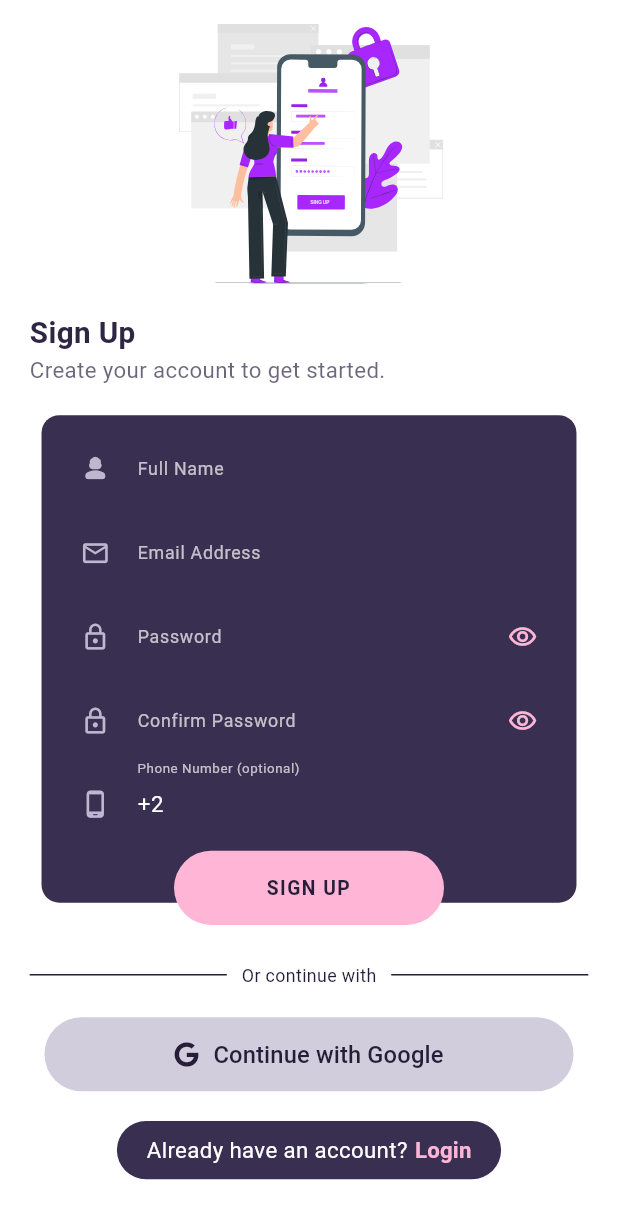
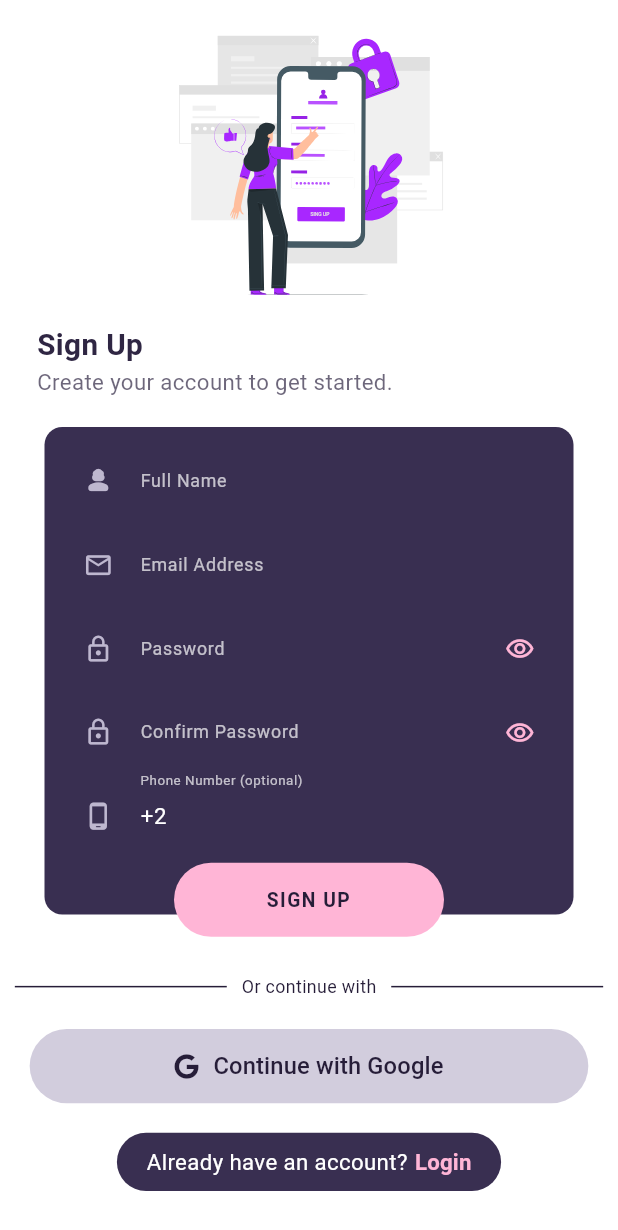
Before and after one commit to el-kady3zzat/Eventure, a Flutter app: the SignUpView screen opened directly, on a phone screen of 412 x 824 dp. Shown: the top 1230 px of the screen. Run offline on Flutter 3.47's test engine with Material 3 defaults, Android fonts, the phone set to English and light mode, and no system bars; our stand-ins replace animated_bottom_navigation_bar, badges, cached_network_image, cloud_firestore, dartz, easy_localization and 20 more; missing offline and left inert: avatar_stack; accounts and stored records are empty; project files that could hold a hidden picture were left out.

Commit message:
Update signup_screen.dart

```diff
--- a/lib/features/auth/presentation/pages/signup_screen.dart
+++ b/lib/features/auth/presentation/pages/signup_screen.dart
@@ -108,8 +108,7 @@ class _SignUpViewState extends State<SignUpView> {
                 MaterialPageRoute(builder: (context) => HomePage()),
                     (route) => false,
               );
-            }
-            else if (state is PhoneNumberVerificationSent) {
+            } else if (state is PhoneNumberVerificationSent) {
               UI.successSnack(context, state.message.tr());
               final authBloc = context.read<AuthBloc>();
               final themeCubit = context.read<ThemeCubit>();
@@ -140,28 +139,27 @@ class _SignUpViewState extends State<SignUpView> {
                       ),
                     ),
                   ),
-                );
+                ).then((_) {
+                  // Reset _isNavigating when returning from OTP
+                  if (mounted) setState(() => _isNavigating = false);
+                });
               }
-            }
-
-            else if (state is GoogleSignInSuccess) {
+            } else if (state is GoogleSignInSuccess) {
               UI.successSnack(context, state.message.tr());
               setState(() => _isNavigating = true);
               Navigator.of(context).pushAndRemoveUntil(
                 MaterialPageRoute(builder: (context) => HomePage()),
                     (route) => false,
               );
-            } else if (state is AuthError ||
-                state is GoogleSignInError ||
-                state is OTPVerificationError) {
+            } else if (state is AuthError || state is GoogleSignInError || state is OTPVerificationError) {
               UI.errorSnack(
                 context,
                 (state is AuthError
                     ? state.message
                     : state is GoogleSignInError
-
                     ? state.message
-                    : (state as OTPVerificationError).message).tr(),
+                    : (state as OTPVerificationError).message)
+                    .tr(),
               );
             }
           },
@@ -173,19 +171,20 @@ class _SignUpViewState extends State<SignUpView> {
                   SafeArea(
                     child: SingleChildScrollView(
                       padding: EdgeInsets.symmetric(
-                        horizontal: SizeConfig.defaultSize! * 2,
-                        vertical: SizeConfig.defaultSize! * 0.2,
+                        horizontal: SizeConfig.defaultSize ?? 16, // Fallback if null
+                        vertical: SizeConfig.defaultSize ?? 2,
                       ),
                       child: Form(
                         key: _formKey,
                         child: SizeConfig.isPortrait()
-                            ? _buildPortraitLayout(state, textColor, accentColor, subTextColor, dividerColor, backgroundButton)
-                            : _buildLandscapeLayout(state, textColor, accentColor, dividerColor, backgroundButton, subTextColor),
+                            ? _buildPortraitLayout(
+                            state, textColor, accentColor, subTextColor, dividerColor, backgroundButton)
+                            : _buildLandscapeLayout(
+                            state, textColor, accentColor, dividerColor, backgroundButton, subTextColor),
                       ),
                     ),
                   ),
-                  if (state is AuthLoading)
-                    LoadingOverlay(message: state.message.tr()),
+                  if (state is AuthLoading) LoadingOverlay(message: state.message.tr()),
                 ],
               ),
             );
@@ -208,7 +207,9 @@ class _SignUpViewState extends State<SignUpView> {
             ),
           ),
         ),
-        Text(
+        Padding(
+          padding:  EdgeInsets.symmetric(horizontal: SizeConfig.defaultSize! * 1.5),
+          child: Text(
             'auth.sign_up'.tr(),
             style: TextStyle(
               fontSize: SizeConfig.defaultSize! * 2,
@@ -216,11 +217,15 @@ class _SignUpViewState extends State<SignUpView> {
               color: textColor,
             ),
           ),
-        Text(
+        ),
+        Padding(
+          padding:  EdgeInsets.symmetric(horizontal: SizeConfig.defaultSize! * 1.5),
+          child: Text(
             'auth.sign_up_subtitle'.tr(),
             style: TextStyle(
               color: subTextColor,
               fontSize: SizeConfig.defaultSize! * 1.5,
+            ),
           ),
         ),
         SizedBox(height: SizeConfig.defaultSize! * 2),
@@ -312,7 +317,7 @@ class _SignUpViewState extends State<SignUpView> {
       clipBehavior: Clip.none,
       children: [
         Container(
-          margin: EdgeInsets.symmetric(horizontal: SizeConfig.defaultSize! * 0.8),  // Reduced margin
+          margin: EdgeInsets.symmetric(horizontal: SizeConfig.defaultSize! * 2),  // Reduced margin
           padding: EdgeInsets.all(SizeConfig.defaultSize! * 1.2),  // Reduced padding
           decoration: BoxDecoration(
             color: kDetails,
```
Lines whose indentation alone changed are shown as unchanged.
